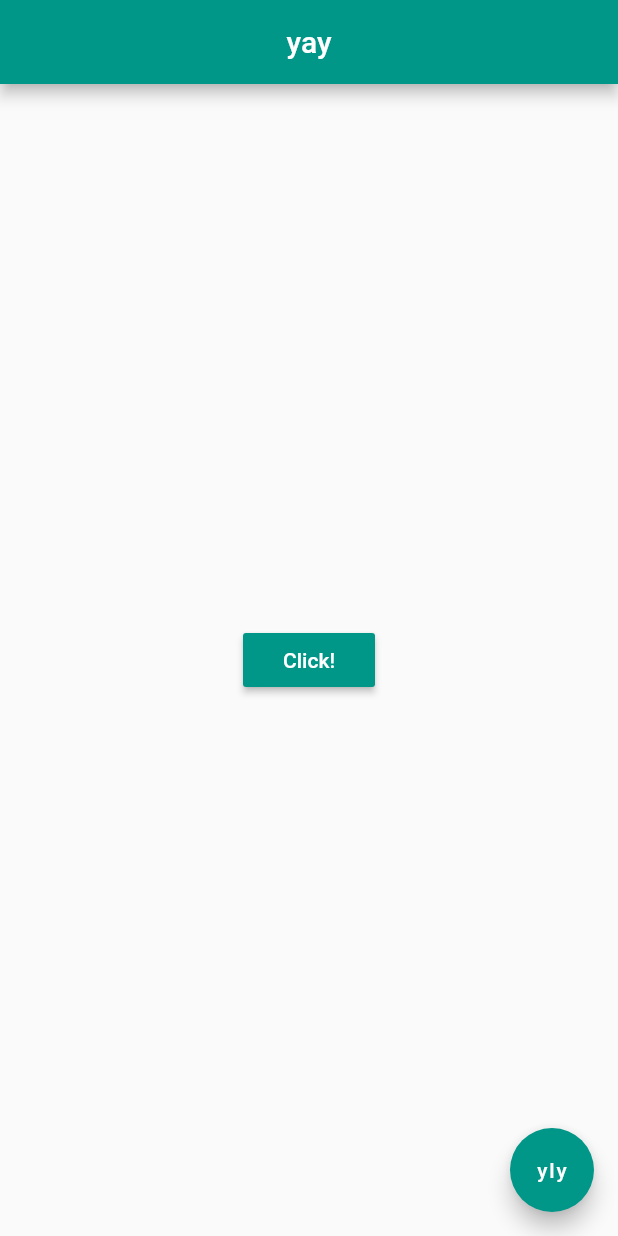
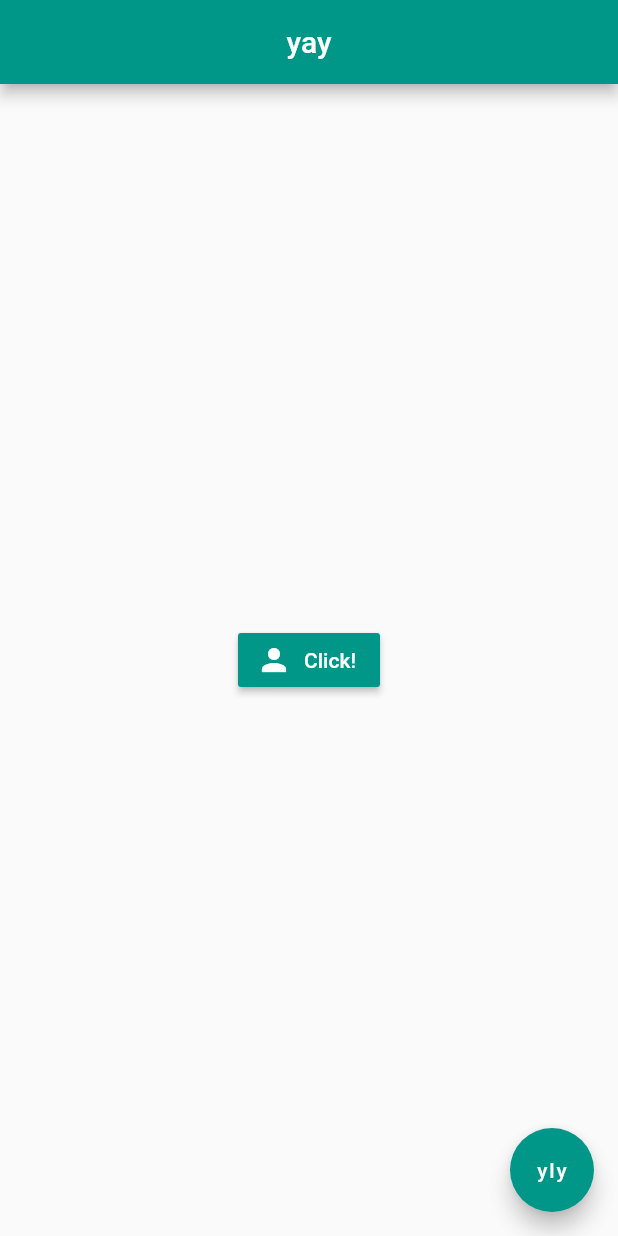
Before and after one commit to kammradt-archives/kontrol-flutter, a Flutter app: the screen it shows after launch, after a tap on "Click!", on a phone screen of 412 x 824 dp. Run offline on Flutter 3.47's test engine with Material 2 defaults, Android fonts, the phone set to English and light mode, and no system bars.

Commit message:
:sparkles: Buttons with Icons and Text inside

```diff
--- a/lib/main.dart
+++ b/lib/main.dart
@@ -15,12 +15,11 @@ class Home extends StatelessWidget {
         backgroundColor: Colors.teal,
       ),
       body: Center(
-        child: RaisedButton(
-          onPressed: () {
-            print('Pressed!');
-          },
-          child: Text('Click!', style: TextStyle(color: Colors.white)),
+        child: RaisedButton.icon(
+          icon: Icon(Icons.person, color: Colors.white),
+          label: Text('Click!', style: TextStyle(color: Colors.white)),
           color: Colors.teal,
+          onPressed: () {},
         ),
       ),
       floatingActionButton: FloatingActionButton(
```
